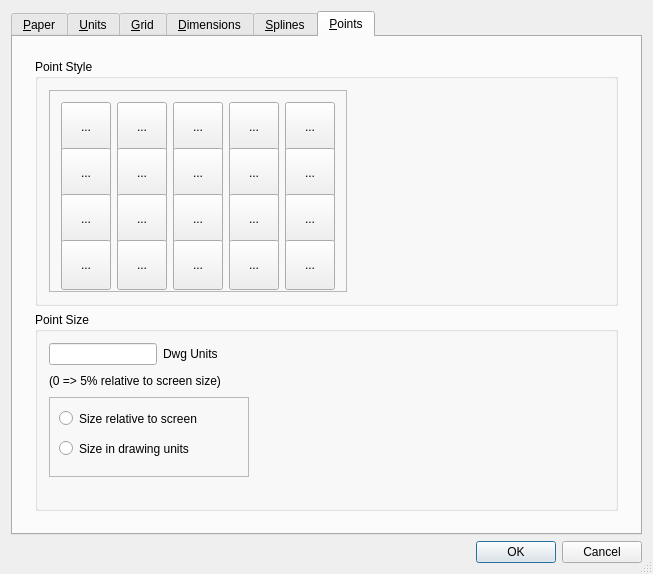
First picture: the form in librecad/src/ui/dialogs/settings/options_drawing/qg_dlgoptionsdrawing.ui, repository LibreCAD/LibreCAD, before the edit.
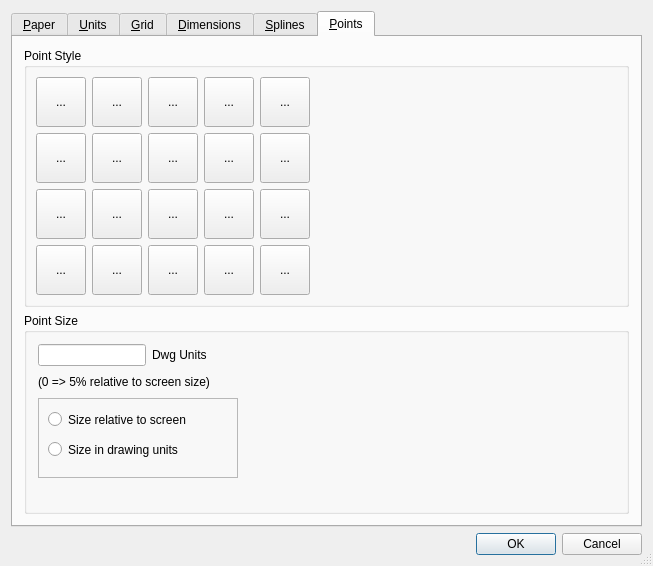
Second picture: the form after the edit. The open tabs and pages were chosen to show the change. Icons and pictures are not drawn. Custom widgets are drawn as their Qt base class.

```diff
--- a/librecad/src/ui/dialogs/settings/options_drawing/qg_dlgoptionsdrawing.ui
+++ b/librecad/src/ui/dialogs/settings/options_drawing/qg_dlgoptionsdrawing.ui
@@ -7,7 +7,7 @@
     <x>0</x>
     <y>0</y>
     <width>653</width>
-    <height>546</height>
+    <height>556</height>
    </rect>
   </property>
   <property name="windowTitle">
@@ -1758,12 +1758,45 @@
        <item>
         <widget class="QWidget" name="widget_2" native="true">
          <layout class="QVBoxLayout" name="verticalLayout_3">
+          <property name="leftMargin">
+           <number>0</number>
+          </property>
+          <property name="topMargin">
+           <number>0</number>
+          </property>
+          <property name="rightMargin">
+           <number>0</number>
+          </property>
+          <property name="bottomMargin">
+           <number>0</number>
+          </property>
           <item>
            <widget class="QGroupBox" name="gbPointStyle">
+            <property name="minimumSize">
+             <size>
+              <width>0</width>
+              <height>259</height>
+             </size>
+            </property>
             <property name="title">
              <string>Point Style</string>
             </property>
             <layout class="QGridLayout" name="gridLayout_13">
+             <property name="leftMargin">
+              <number>9</number>
+             </property>
+             <property name="topMargin">
+              <number>9</number>
+             </property>
+             <property name="rightMargin">
+              <number>9</number>
+             </property>
+             <property name="bottomMargin">
+              <number>9</number>
+             </property>
+             <property name="horizontalSpacing">
+              <number>6</number>
+             </property>
              <item row="0" column="2">
               <widget class="QFrame" name="frame_2">
                <property name="minimumSize">
@@ -1784,12 +1817,24 @@
 }</string>
                </property>
                <property name="frameShape">
-                <enum>QFrame::StyledPanel</enum>
+                <enum>QFrame::NoFrame</enum>
                </property>
                <property name="frameShadow">
                 <enum>QFrame::Raised</enum>
                </property>
                <layout class="QGridLayout" name="gridLayout_14">
+                <property name="leftMargin">
+                 <number>0</number>
+                </property>
+                <property name="topMargin">
+                 <number>0</number>
+                </property>
+                <property name="rightMargin">
+                 <number>0</number>
+                </property>
+                <property name="bottomMargin">
+                 <number>0</number>
+                </property>
                 <item row="0" column="0">
                  <widget class="QToolButton" name="bDot">
                   <property name="enabled">
```
Left out of the diff: 4 changed lines with no effect on the pictures. Lines whose indentation alone changed are shown as unchanged.
